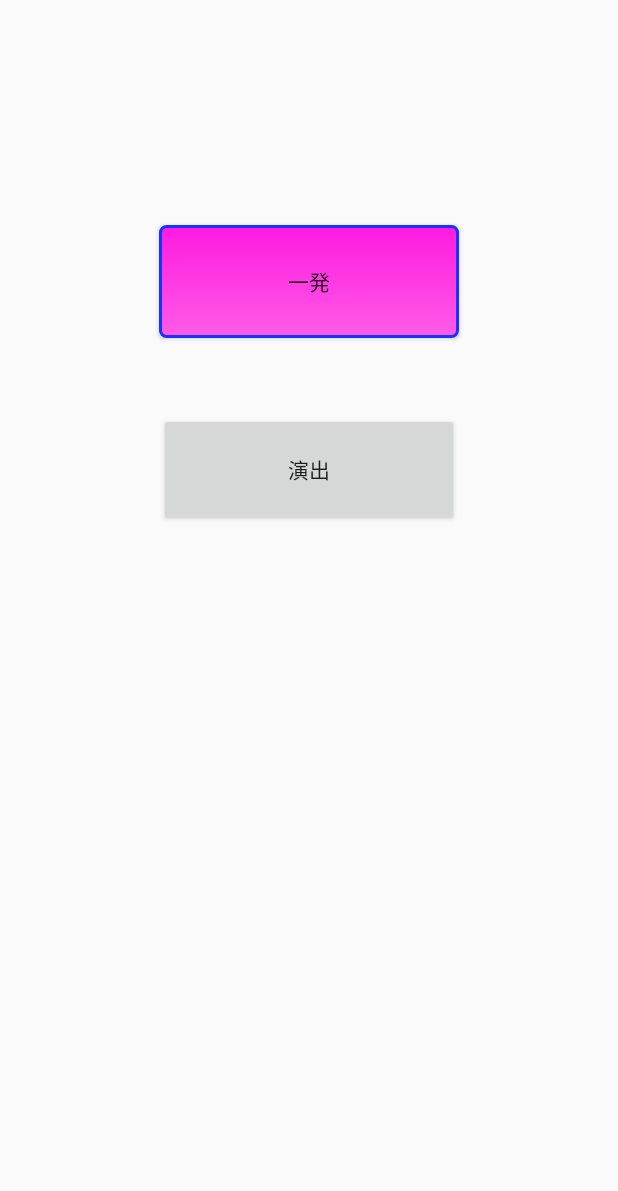
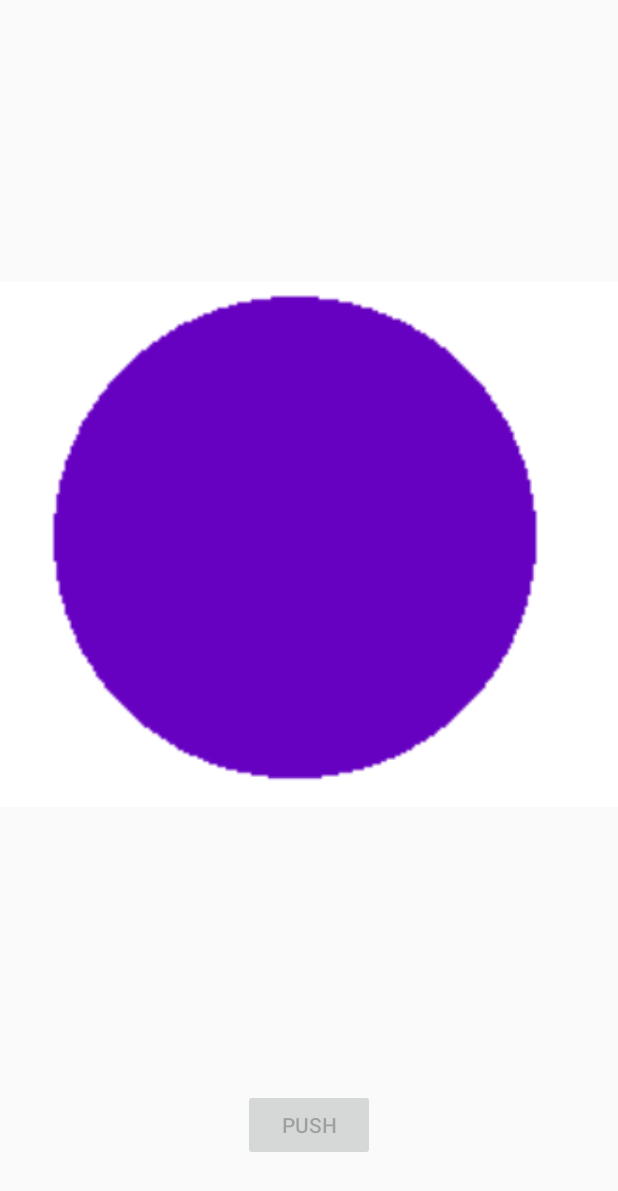
Before and after one commit to PachislotDrinkApp/8192, an Android app: the screen it shows after launch (MainActivity before the commit, OneShotActivity after it), after a tap on "一発", on a phone screen of 412 x 824 dp. Shown: the top 1191 px of the screen. Run offline under Robolectric (Android 15) with nearby library versions, the phone set to English and light mode, and no system bars.

Commit message:
キュイン音 フラッシュ 画像切り替え バイブの実装

```diff
--- a/8192/app/src/main/AndroidManifest.xml
+++ b/8192/app/src/main/AndroidManifest.xml
@@ -16,5 +16,10 @@
                 <category android:name="android.intent.category.LAUNCHER"/>
             </intent-filter>
         </activity>
+        <activity android:name=".OneShotActivity"/>
     </application>
+
+    <uses-permission android:name="android.permission.CAMERA"/>
+    <uses-permission android:name="android.permission.VIBRATE"/>
+
 </manifest>
--- a/8192/app/src/main/java/com/dfd/a8192/MainActivity.java
+++ b/8192/app/src/main/java/com/dfd/a8192/MainActivity.java
@@ -1,7 +1,9 @@
 package com.dfd.a8192;
 
 import android.app.Activity;
+import android.content.Intent;
 import android.os.Bundle;
+import android.view.KeyEvent;
 import android.view.View;
 import android.widget.Button;
 
@@ -20,7 +22,21 @@ public class MainActivity extends Activity implements View.OnClickListener{
         omenBtn.setOnClickListener(this);
     }
 
+    @Override
+    public boolean dispatchKeyEvent(KeyEvent event) {
+        if (event.getAction() == KeyEvent.ACTION_DOWN) {
+            switch (event.getKeyCode()) {
+                case KeyEvent.KEYCODE_BACK:
+                    return true;
+            }
+        }
+        return super.dispatchKeyEvent(event);
+    }
+
     public void onClick(View view) {
-
+        if (view.getId() == R.id.oneShot) {
+            Intent intent = new Intent(getApplicationContext(), OneShotActivity.class);
+            startActivity(intent);
+        }
     }
 }
--- /dev/null
+++ b/8192/app/src/main/java/com/dfd/a8192/OneShotActivity.java
@@ -0,0 +1,174 @@
+package com.dfd.a8192;
+
+import android.app.Activity;
+import android.content.Context;
+import android.hardware.camera2.CameraAccessException;
+import android.hardware.camera2.CameraManager;
+import android.media.AudioAttributes;
+import android.media.SoundPool;
+import android.os.Bundle;
+import android.os.Handler;
+import android.os.Vibrator;
+import android.transition.Slide;
+import android.transition.Transition;
+import android.transition.TransitionSet;
+import android.util.Log;
+import android.view.KeyEvent;
+import android.view.View;
+import android.view.Window;
+import android.view.animation.Animation;
+import android.view.animation.TranslateAnimation;
+import android.widget.Button;
+import android.widget.ImageView;
+import android.widget.LinearLayout;
+import android.widget.RelativeLayout;
+
+import java.util.Timer;
+import java.util.TimerTask;
+
+/**
+ * Created by a61-201405-2055 on 16/06/24.
+ */
+public class OneShotActivity extends Activity implements View.OnClickListener {
+
+    private CameraManager mCameraManager;
+    private String mCameraID = null;
+    private boolean isOn = true;
+    private Timer mainTimer;
+    private MainTimerTask mainTimerTask;
+    private boolean imageOn = true;
+    private Handler mHandler = new Handler();
+    private AudioAttributes audioAttributes;
+    private SoundPool soundpool;
+    private int hitSound;
+
+    @Override
+    protected void onCreate (Bundle savedInstanceState) {
+        super.onCreate(savedInstanceState);
+        setContentView(R.layout.oneshot_layout);
+
+        final Button pushBtn = (Button)findViewById(R.id.pushbtn);
+        pushBtn.setOnClickListener(this);
+
+        //ライトの管理
+        mCameraManager = ((CameraManager) getSystemService(Context.CAMERA_SERVICE));
+        mCameraManager.registerTorchCallback(new CameraManager.TorchCallback() {
+            @Override
+            public void onTorchModeChanged(String cameraId, boolean enabled) {
+                mCameraID = cameraId;
+            }
+        }, new Handler());
+
+        audioAttributes = new AudioAttributes.Builder().setUsage(AudioAttributes.USAGE_GAME).setContentType(AudioAttributes.CONTENT_TYPE_SPEECH).build();
+        soundpool = new SoundPool.Builder().setAudioAttributes(audioAttributes).setMaxStreams(1).build();
+
+        //ボタン非活性
+        pushBtn.setEnabled(false);
+
+        //BGM事前ロード
+        hitSound = soundpool.load(this, R.raw.hitsound, 0);
+        soundpool.setOnLoadCompleteListener(new SoundPool.OnLoadCompleteListener() {
+            @Override
+            public void onLoadComplete(SoundPool soundPool, int sampleId, int status) {
+                // 音声ロードが終わったためボタンを活性
+                pushBtn.setEnabled(true);
+            }
+        });
+    }
+
+    @Override
+    public boolean dispatchKeyEvent(KeyEvent event) {
+        if (event.getAction() == KeyEvent.ACTION_DOWN) {
+            switch (event.getKeyCode()) {
+                case KeyEvent.KEYCODE_BACK:
+                    return true;
+            }
+        }
+        return super.dispatchKeyEvent(event);
+    }
+
+    public void onClick (View view) {
+        double randomNumber = (int) (Math.random() * 8192) + 1;
+        randomNumber = randomNumber / 1000;
+        Log.d("randomNumber", String.valueOf(randomNumber));
+        if (view.getId() == R.id.pushbtn) {
+            if (randomNumber >= 7 && randomNumber < 8) {
+                Log.d("Hit", "hit");
+                //音楽再生
+                soundpool.play(hitSound, 1.0f, 1.0f, 0, -1, 0);
+
+                //画像切り替え
+                ((ImageView)findViewById(R.id.off)).setImageResource(R.drawable.on);
+                this.mainTimer = new Timer();
+                this.mainTimerTask = new MainTimerTask();
+                this.mainTimer.schedule(mainTimerTask, 0, 50);
+
+                //バイブ
+                Vibrator vibrator = (Vibrator) getSystemService(VIBRATOR_SERVICE);
+                long[] pattern = {0, 500, 500, 1000};
+                vibrator.vibrate(pattern, -1);
+
+                //フラッシュ
+                if (mCameraID == null) {
+                    return;
+                }
+                try {
+                    Log.d("Has Camera or Not", mCameraID);
+                    mCameraManager.setTorchMode(mCameraID, isOn);
+                    new Handler().postDelayed(off, 2000);
+                } catch (CameraAccessException e) {
+
+                }
+            } else if (randomNumber <= 7) {
+
+            } else {
+
+            }
+        }
+    }
+
+    private class MainTimerTask extends TimerTask {
+        @Override
+        public void run() {
+            mHandler.post(new Runnable() {
+                @Override
+                public void run() {
+                    if (imageOn) {
+                        ((ImageView)findViewById(R.id.off)).setImageResource(R.drawable.off);
+                        try {
+                            Log.d("Has Camera or Not", mCameraID);
+                            mCameraManager.setTorchMode(mCameraID, !isOn);
+                        } catch (CameraAccessException e) {
+
+                        }
+                        imageOn = false;
+                    } else {
+                        ((ImageView)findViewById(R.id.off)).setImageResource(R.drawable.on);
+                        try {
+                            Log.d("Has Camera or Not", mCameraID);
+                            mCameraManager.setTorchMode(mCameraID, isOn);
+                        } catch (CameraAccessException e) {
+
+                        }
+                        imageOn = true;
+                    }
+                }
+            });
+        }
+    }
+
+    private final Runnable off = new Runnable() {
+        @Override
+        public void run() {
+            try {
+                Log.d("Has Camera or Not", mCameraID);
+                mainTimer.cancel();
+                mCameraManager.setTorchMode(mCameraID, !isOn);
+                ((ImageView)findViewById(R.id.off)).setImageResource(R.drawable.on);
+                soundpool.release();
+            } catch (CameraAccessException e) {
+
+            }
+        }
+    };
+}
--- /dev/null
+++ b/8192/app/src/main/res/layout/oneshot_layout.xml
@@ -0,0 +1,33 @@
+<?xml version="1.0" encoding="utf-8"?>
+<LinearLayout xmlns:android="http://schemas.android.com/apk/res/android"
+    android:layout_width="match_parent"
+    android:layout_height="match_parent"
+    android:orientation="horizontal">
+
+
+    <RelativeLayout
+        android:layout_width="match_parent"
+        android:layout_height="match_parent"
+        android:id="@+id/relativeLayout">
+
+        <ImageView
+            android:layout_width="500dp"
+            android:layout_height="500dp"
+            android:id="@+id/off"
+            android:src="@drawable/off"
+            android:layout_alignParentTop="true"
+            android:layout_alignParentStart="true"
+            android:layout_above="@+id/pushbtn" />
+
+        <Button
+            android:layout_width="wrap_content"
+            android:layout_height="wrap_content"
+            android:text="@string/push"
+            android:id="@+id/pushbtn"
+            android:layout_alignParentBottom="true"
+            android:layout_centerHorizontal="true"
+            android:layout_marginBottom="50dp" />
+
+    </RelativeLayout>
+
+</LinearLayout>
--- a/8192/app/src/main/res/values/strings.xml
+++ b/8192/app/src/main/res/values/strings.xml
@@ -2,4 +2,5 @@
     <string name="app_name">8192</string>
     <string name="oneShot">一発</string>
     <string name="omen">演出</string>
+    <string name="push">PUSH</string>
 </resources>
```
Also changed, not shown: 8192/app/src/main/res/drawable/off.png (added), 8192/app/src/main/res/drawable/on.png (added), 1 other file.
